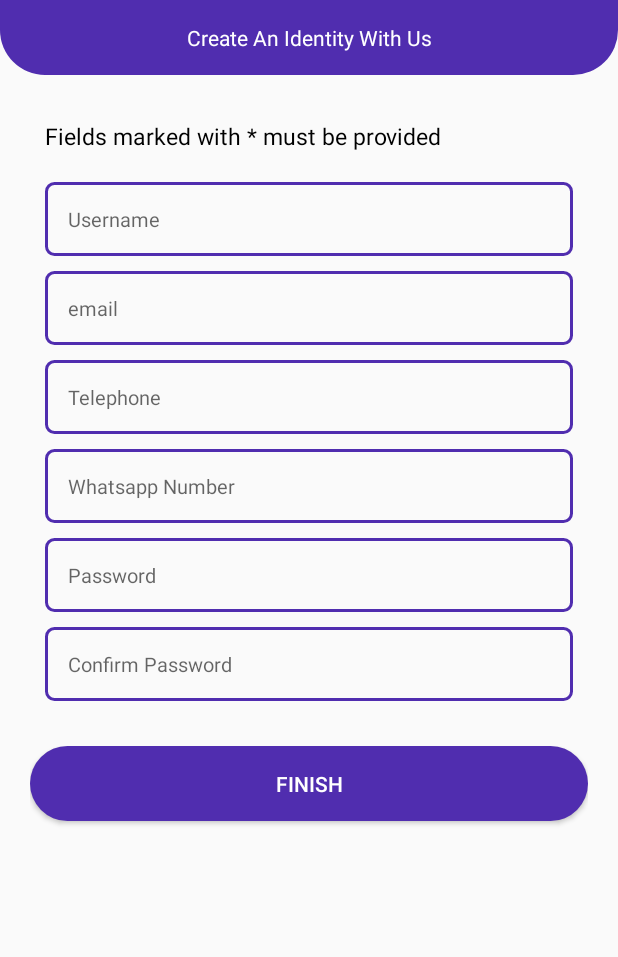
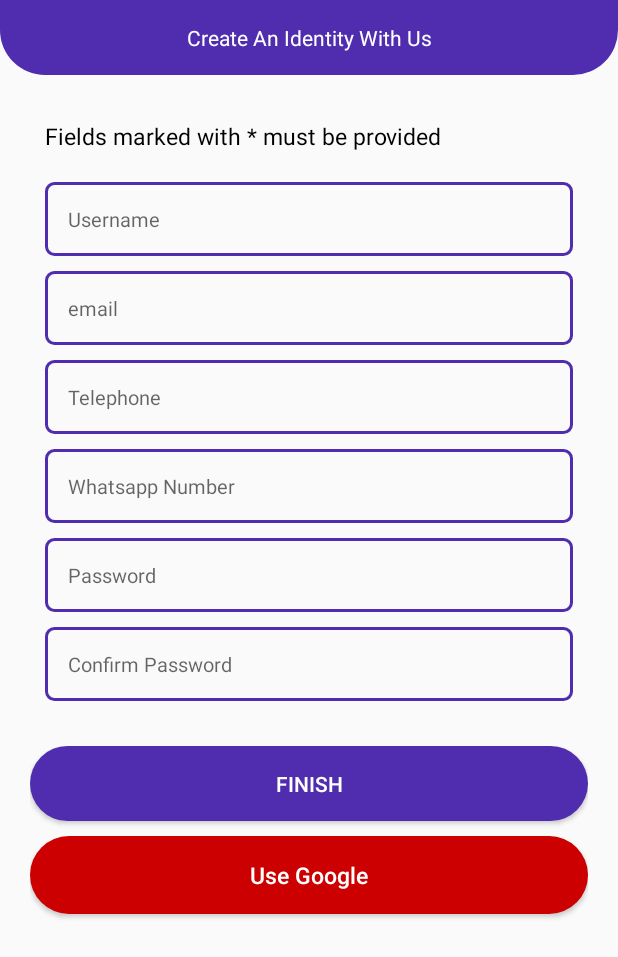
Before and after one commit to frimpongopoku/gallamsey-android-public, an Android app: the layout activity_register.xml on its own in the app's theme, with its tools: preview values and no code run, on a phone screen of 412 x 824 dp. Shown: the top 957 px of the screen. Run offline under Robolectric (Android 15) with nearby library versions, the phone set to English and light mode, and no system bars.

Commit message:
Registering with google first lap done, next complete profile...

```diff
--- a/app/src/main/java/com/pongo/zembe/Konstants.java
+++ b/app/src/main/java/com/pongo/zembe/Konstants.java
@@ -5,4 +5,5 @@ import android.content.Intent;
 public class Konstants {
 
   public static final int GOOGLE_SIGN_IN_CODE = 8822;
+  public static final int GOOGLE_SIGN_UP_CODE = 8820;
 }
--- a/app/src/main/java/com/pongo/zembe/Login.java
+++ b/app/src/main/java/com/pongo/zembe/Login.java
@@ -98,8 +98,9 @@ public class Login extends AppCompatActivity {
         firebaseAuthWithGoogle(account.getIdToken());
 
       } catch (Exception e) {
+        spinner.setVisibility(View.INVISIBLE);
         e.printStackTrace();
-        Toast.makeText(this, "Oops! Failed to signin with google!" + e.getLocalizedMessage(), Toast.LENGTH_LONG).show();
+        Toast.makeText(this, "Oops! Failed to sign in with google!" + e.getLocalizedMessage(), Toast.LENGTH_LONG).show();
       }
 
     }
@@ -124,7 +125,7 @@ public class Login extends AppCompatActivity {
           } else {
             // If sign in fails, display a message to the user.
             Log.w(TAG, "signInWithCredential:failure", task.getException());
-            Toast.makeText(Login.this, "Oops, couldnt sign in you in! " + task.getException().getLocalizedMessage(), Toast.LENGTH_SHORT).show();
+            Toast.makeText(Login.this, "Oops, couldn't sign in you in! " + task.getException().getLocalizedMessage(), Toast.LENGTH_LONG).show();
 
           }
         }
--- a/app/src/main/res/layout/activity_register.xml
+++ b/app/src/main/res/layout/activity_register.xml
@@ -31,7 +31,12 @@
       android:layout_width="match_parent"
       android:layout_height="match_parent">
 
-
+      <ProgressBar
+        android:visibility="invisible"
+        android:id="@+id/reg_spinner"
+        android:layout_centerInParent="true"
+        android:layout_width="wrap_content"
+        android:layout_height="wrap_content" />
       <LinearLayout
         android:layout_marginTop="60dp"
         android:id="@+id/textboxes_div"
@@ -159,17 +164,18 @@
           <!--android:textSize="15sp" />-->
 
 
-        <!--<Button-->
-          <!--android:id="@+id/reg_google"-->
-          <!--android:layout_width="match_parent"-->
-          <!--android:layout_height="wrap_content"-->
-          <!--android:layout_marginBottom="27dp"-->
-          <!--android:background="@drawable/google_button"-->
-          <!--android:padding="15dp"-->
-          <!--android:text="Use Google"-->
-          <!--android:textAllCaps="false"-->
-          <!--android:textColor="@android:color/white"-->
-          <!--android:textSize="15sp" />-->
+        <Button
+          android:onClick="registerWithGoogle"
+          android:id="@+id/reg_google"
+          android:layout_width="match_parent"
+          android:layout_height="wrap_content"
+          android:layout_marginBottom="27dp"
+          android:background="@drawable/google_button"
+          android:padding="15dp"
+          android:text="Use Google"
+          android:textAllCaps="false"
+          android:textColor="@android:color/white"
+          android:textSize="15sp" />
 
       </LinearLayout>
     </RelativeLayout>
```
Also changed, not shown: app/src/main/AndroidManifest.xml (+8 -6 lines), app/src/main/java/com/pongo/zembe/ProfileCompletionPage.java (added, +22 -0 lines), app/src/main/java/com/pongo/zembe/Register.java (+72 -2 lines), app/src/main/res/layout/activity_profile_completion_page.xml (added, +16 -0 lines).
